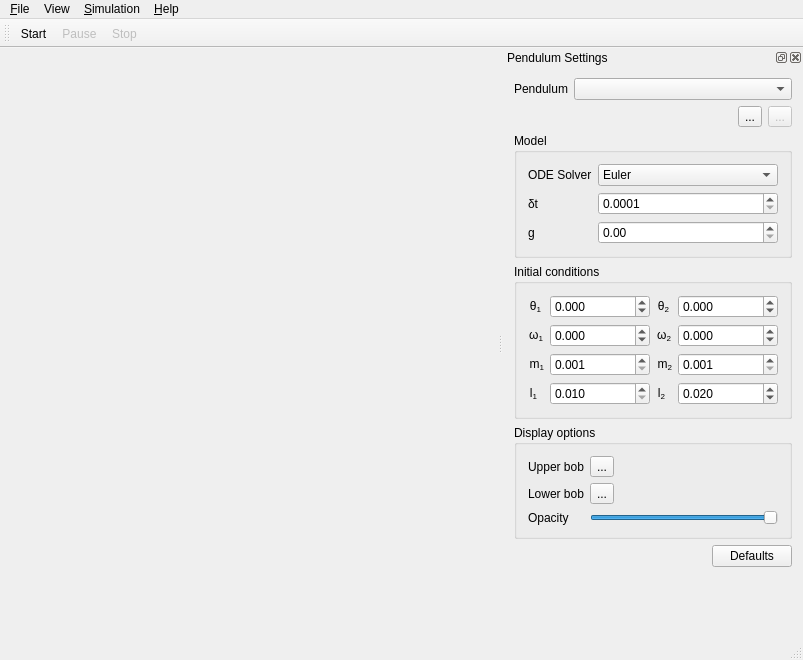
Qt form src/mainwindow.ui (FreddieWitherden/double-pendulum) before a commit.
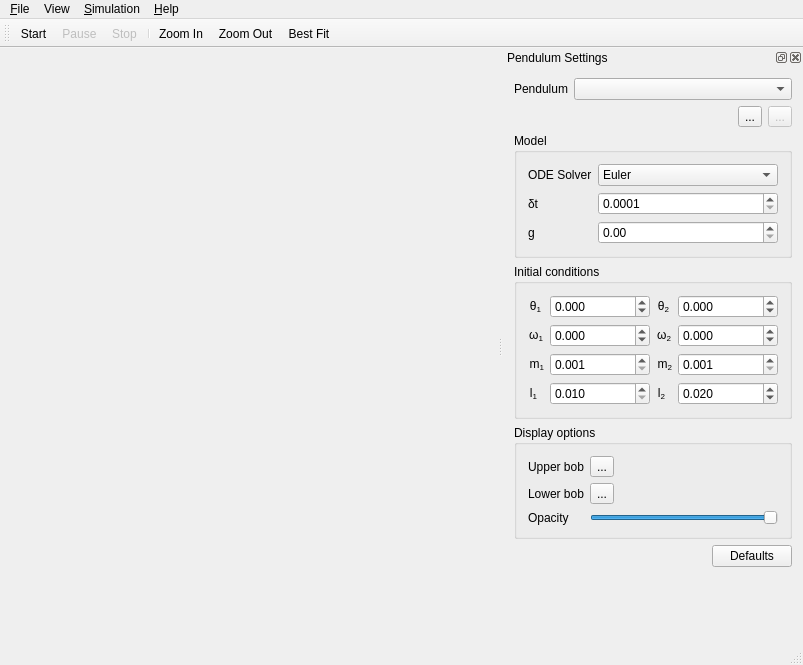
The same form after that commit. Icons and pictures are not drawn. Custom widgets are drawn as their Qt base class.

Patch:
```diff
--- a/src/mainwindow.ui
+++ b/src/mainwindow.ui
@@ -109,6 +109,10 @@
    <addaction name="actionStart"/>
    <addaction name="actionPause"/>
    <addaction name="actionStop"/>
+   <addaction name="separator"/>
+   <addaction name="actionZoomIn"/>
+   <addaction name="actionZoomOut"/>
+   <addaction name="actionBestFit"/>
   </widget>
   <widget class="QStatusBar" name="statusBar"/>
   <widget class="QDockWidget" name="dockWidget_model">
@@ -121,7 +125,7 @@
    <property name="minimumSize">
     <size>
      <width>300</width>
-     <height>0</height>
+     <height>595</height>
     </size>
    </property>
    <property name="maximumSize">
@@ -716,6 +720,42 @@
     <string>Paste</string>
    </property>
   </action>
+  <action name="actionBestFit">
+   <property name="icon">
+    <iconset>
+     <normaloff>:/icons/resources/zoom-best-fit.svg</normaloff>:/icons/resources/zoom-best-fit.svg</iconset>
+   </property>
+   <property name="text">
+    <string>Best Fit</string>
+   </property>
+   <property name="toolTip">
+    <string>Make the current pendula fit the screen</string>
+   </property>
+  </action>
+  <action name="actionZoomIn">
+   <property name="icon">
+    <iconset>
+     <normaloff>:/icons/resources/zoom-in.svg</normaloff>:/icons/resources/zoom-in.svg</iconset>
+   </property>
+   <property name="text">
+    <string>Zoom In</string>
+   </property>
+   <property name="toolTip">
+    <string>Enlarge the pendula</string>
+   </property>
+  </action>
+  <action name="actionZoomOut">
+   <property name="icon">
+    <iconset>
+     <normaloff>:/icons/resources/zoom-out.svg</normaloff>:/icons/resources/zoom-out.svg</iconset>
+   </property>
+   <property name="text">
+    <string>Zoom Out</string>
+   </property>
+   <property name="toolTip">
+    <string>Shirk the pendula</string>
+   </property>
+  </action>
  </widget>
  <layoutdefault spacing="6" margin="11"/>
  <customwidgets>
```
Left out of the diff: 16 changed lines with no effect on the pictures.
